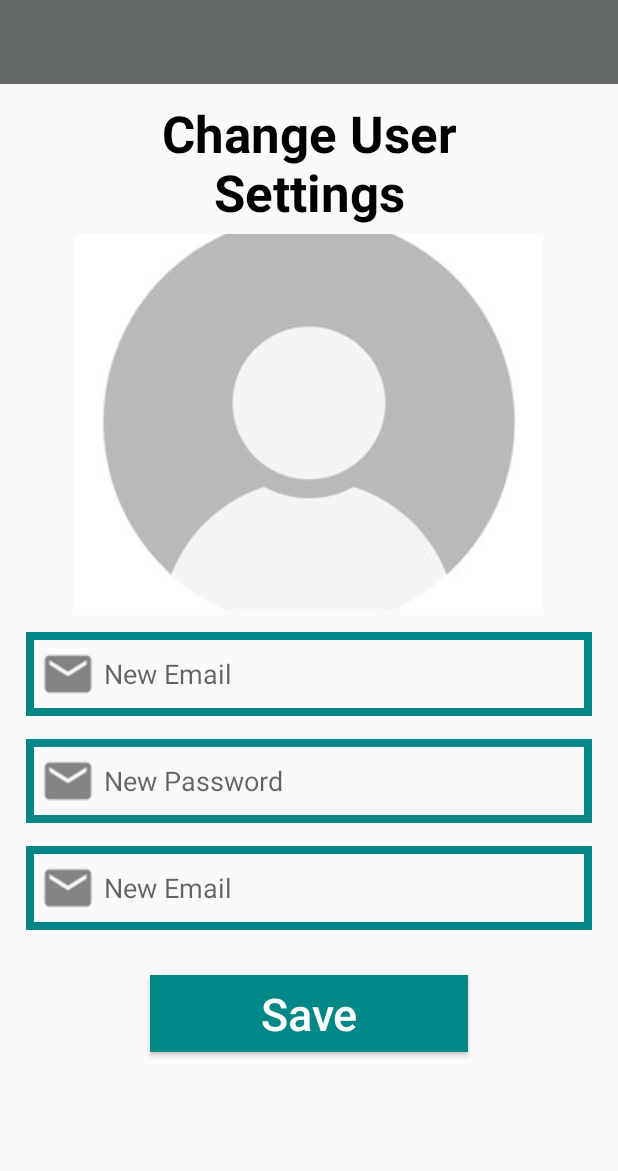
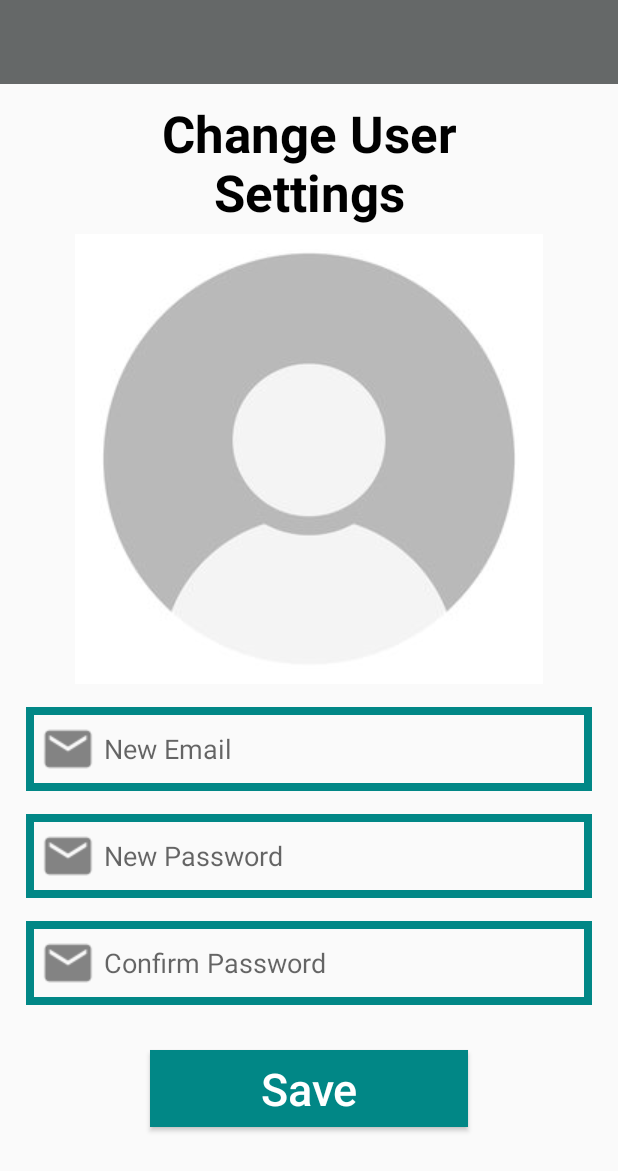
Before and after one commit to sheiiz/e18-co225-android-bluetooth-chatapp, an Android app: the SettingsActivity screen opened directly, with no data from a screen before it, on a phone screen of 412 x 824 dp. Shown: the top 1171 px of the screen. Run offline under Robolectric (Android 15) with nearby library versions, the phone set to English and light mode, and no system bars; our stand-ins replace CircleImageView.

Commit message:
updated settings

```diff
--- a/app/src/main/res/layout/activity_settings.xml
+++ b/app/src/main/res/layout/activity_settings.xml
@@ -32,7 +32,7 @@
     <ImageButton
         android:id="@+id/set_profile_image"
         android:layout_width="match_parent"
-        android:layout_height="250dp"
+        android:layout_height="300dp"
         android:layout_below="@id/change_settings_title"
         android:layout_marginLeft="50dp"
         android:layout_marginTop="5dp"
@@ -78,7 +78,7 @@
         android:layout_height="wrap_content"
         android:layout_alignParentStart="true"
         android:layout_below="@+id/change_settings_password"
-        android:hint="New Email"
+        android:hint="Confirm Password"
         android:inputType="textEmailAddress"
         android:background="@drawable/inputs"
         android:padding="4dp"
```
Also changed, not shown: app/src/main/java/com/example/chatapp/SettingsActivity.java (+25 -0 lines).
